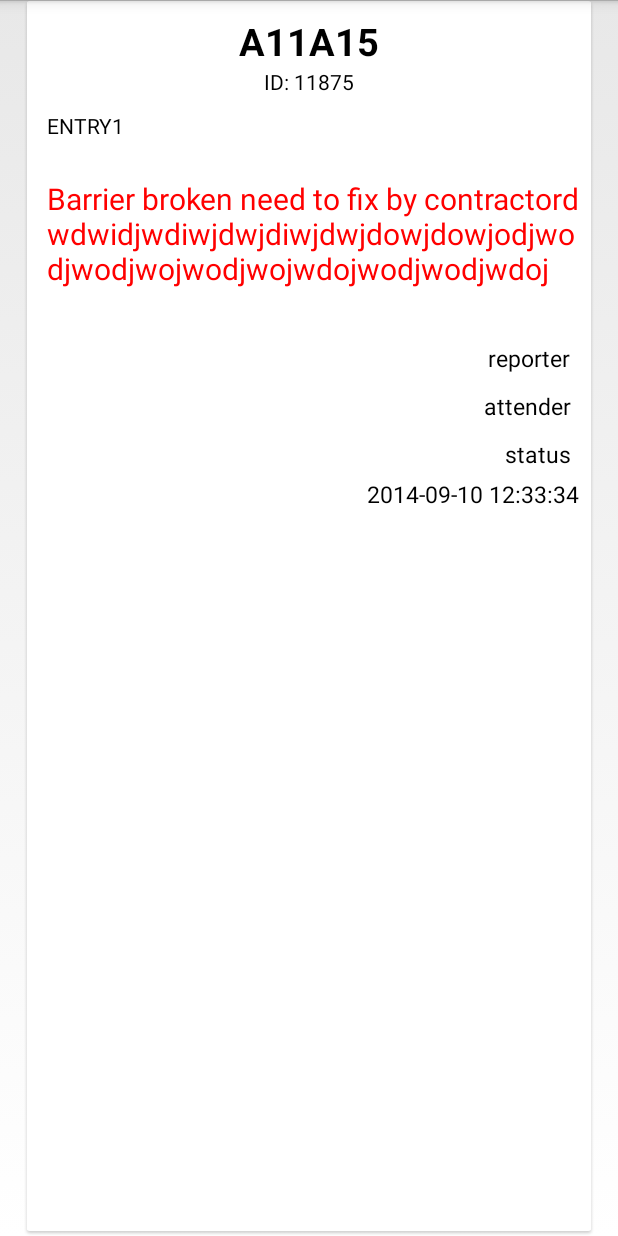
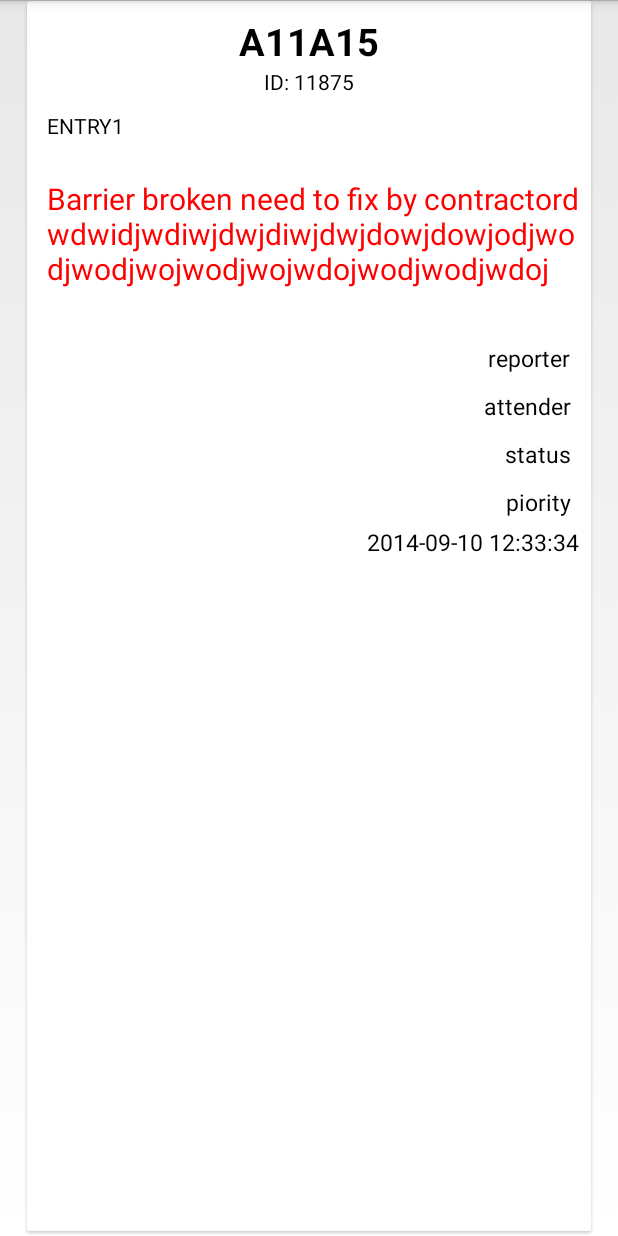
Before and after one commit to zjoooooo/SecureParkingApp, an Android app: the layout issuecontentopen.xml on its own in the app's theme, with its tools: preview values and no code run, on a phone screen of 412 x 824 dp. Run offline under Robolectric (Android 15) with nearby library versions, the light colour scheme and no system bars.

Commit message:
Add priority search.

```diff
--- a/app/src/main/java/com/secureparking/homefg/HomeFragment1.java
+++ b/app/src/main/java/com/secureparking/homefg/HomeFragment1.java
@@ -165,7 +165,6 @@ public class HomeFragment1 extends Fragment implements OnPageChangeListener {
 							} else {
 								msg.what = FAILED;
 							}
-
 						}
 						handler.sendMessage(msg);
 					}
--- a/app/src/main/java/com/secureparking/techfg/Fragment1.java
+++ b/app/src/main/java/com/secureparking/techfg/Fragment1.java
@@ -433,6 +433,7 @@ public class Fragment1 extends Fragment implements IXListViewListener {
 			map.put("AttendBy", jsonObject.getString("AttendBy"));
 			map.put("Status", jsonObject.getString("Status"));
 			map.put("BO", jsonObject.getString("BO"));
+			map.put("Priority",jsonObject.getString("Priority"));// new add Piority
 			lis.add(map);
 		}
 		return lis;
--- a/app/src/main/res/layout/issuecontentopen.xml
+++ b/app/src/main/res/layout/issuecontentopen.xml
@@ -94,6 +94,19 @@
         android:textColor="#000000"
         android:textSize="15sp" />
 
+
+    <TextView
+        android:id="@+id/tv_priority"
+        android:layout_width="wrap_content"
+        android:layout_height="wrap_content"
+        android:layout_gravity="bottom|right"
+        android:layout_marginRight="10dip"
+        android:padding="5dip"
+        android:singleLine="true"
+        android:text="piority"
+        android:textColor="#000000"
+        android:textSize="15sp" />
+
     <TextView
         android:id="@+id/tv_openissue_reporttime"
         android:layout_width="wrap_content"
```
Also changed, not shown: app/src/main/java/com/secureparking/techfg/MyListViewAdp1.java (+13 -3 lines), app/src/main/res/layout/tracking_openissue_frag1.xml (+9 -10 lines), 1651 other files.
